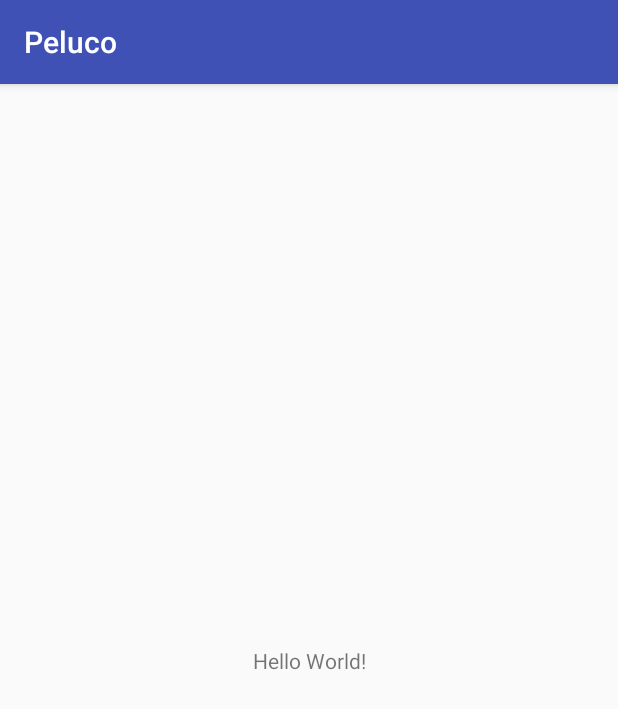
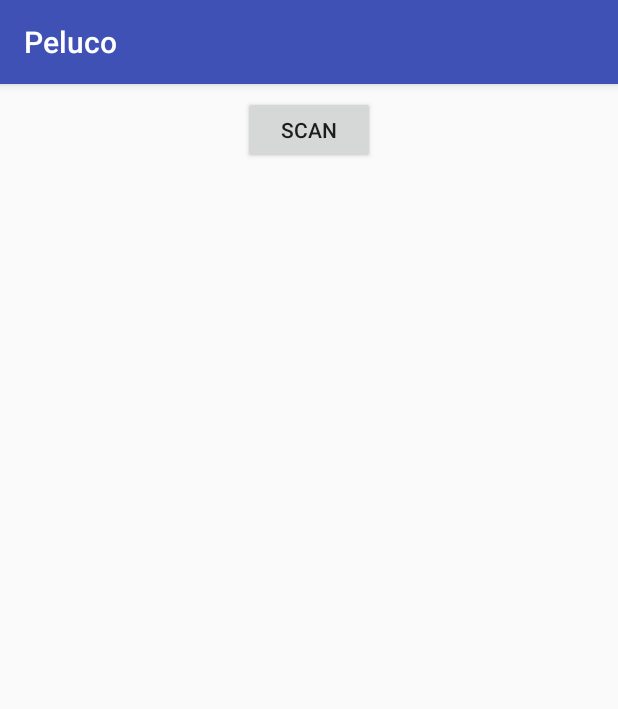
Before and after one commit to msesma/peluco, an Android app: the screen it shows after launch (MainActivity), on a phone screen of 412 x 824 dp. Shown: the top 709 px of the screen. Run offline under Robolectric (Android 15) with nearby library versions, the phone set to English and light mode, and no system bars.

Commit message:
Make BlunoLibrary a collaborator instead a base activity

```diff
--- /dev/null
+++ b/app/src/main/java/eu/sesma/peluco/bt/ConnectionListener.java
@@ -0,0 +1,9 @@
+package eu.sesma.peluco.bt;
+
+
+public interface ConnectionListener {
+
+    void onConnectionStateChange(BlunoLibrary.connectionStateEnum connectionStateEnum);
+
+    void onSerialReceived(String text);
+}
--- a/app/src/main/res/layout/activity_main.xml
+++ b/app/src/main/res/layout/activity_main.xml
@@ -1,19 +1,45 @@
 <?xml version="1.0" encoding="utf-8"?>
 <android.support.constraint.ConstraintLayout
     xmlns:android="http://schemas.android.com/apk/res/android"
+    xmlns:app="http://schemas.android.com/apk/res-auto"
     xmlns:tools="http://schemas.android.com/tools"
-    xmlns:app="http://schemas.android.com/apk/res-auto"
     android:layout_width="match_parent"
     android:layout_height="match_parent"
     tools:context="eu.sesma.peluco.MainActivity">
 
-    <TextView
+    <Button
+        android:id="@+id/buttonScan"
+        android:layout_width="wrap_content"
+        android:layout_height="45dp"
+        android:layout_alignParentTop="true"
+        android:layout_marginEnd="8dp"
+        android:layout_marginStart="8dp"
+        android:layout_marginTop="8dp"
+        android:text="Scan"
+        app:layout_constraintEnd_toEndOf="parent"
+        app:layout_constraintStart_toStartOf="parent"
+        app:layout_constraintTop_toTopOf="parent"/>
+
+    <ScrollView
+        android:id="@+id/scrollView"
         android:layout_width="wrap_content"
         android:layout_height="wrap_content"
-        android:text="Hello World!"
+        android:layout_alignParentBottom="true"
+        android:layout_marginBottom="176dp"
+        android:layout_marginEnd="8dp"
+        android:layout_marginStart="8dp"
+        android:layout_marginTop="8dp"
         app:layout_constraintBottom_toBottomOf="parent"
-        app:layout_constraintLeft_toLeftOf="parent"
-        app:layout_constraintRight_toRightOf="parent"
-        app:layout_constraintTop_toTopOf="parent" />
+        app:layout_constraintEnd_toEndOf="parent"
+        app:layout_constraintStart_toStartOf="parent"
+        app:layout_constraintTop_toBottomOf="@+id/buttonScan">
+
+        <TextView
+            android:id="@+id/serialReceivedText"
+            android:layout_width="wrap_content"
+            android:layout_height="wrap_content"
+            android:ems="10"
+            android:textSize="12sp"/>
+    </ScrollView>
 
 </android.support.constraint.ConstraintLayout>
```
Also changed, not shown: app/src/main/java/eu/sesma/peluco/MainActivity.kt (+26 -2 lines), app/src/main/java/eu/sesma/peluco/SampleBTActivity.java (+18 -14 lines), app/src/main/java/eu/sesma/peluco/bt/BlunoLibrary.java (+43 -38 lines).
